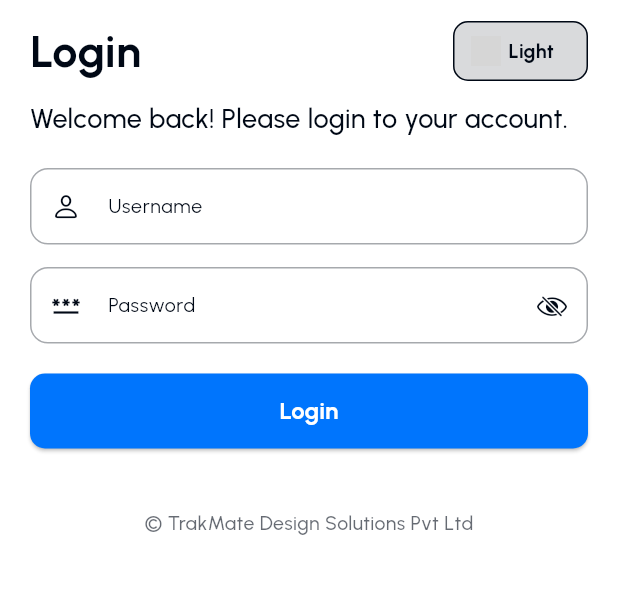
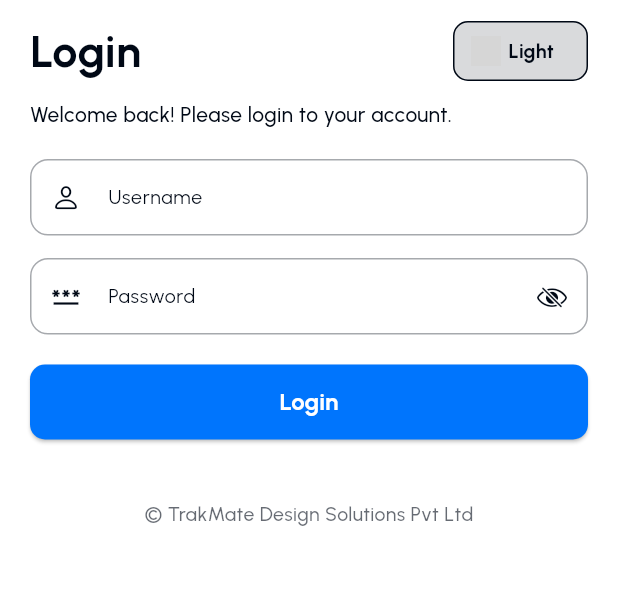
Before and after one commit to TrakMate/trakfleet, a Flutter app: the LoginScreen screen opened by its route, on a phone screen of 412 x 824 dp, the part 105-699 px from its top. Run offline on Flutter 3.47's test engine with Material 3 defaults, Android fonts, the phone set to English and light mode, and no system bars; our stand-ins replace dropdown_button2, equatable, fl_chart, flutter_bloc, flutter_map, go_router and 6 more; missing offline and left inert: dart:html, dart:ui_web, flutter_map_marker_cluster, svg_flutter; accounts and stored records are empty; grey boxes are pictures that could not be loaded.

Commit message:
Alpha v0.0.2(b)

```diff
--- a/lib/src/services/apiURL.dart
+++ b/lib/src/services/apiURL.dart
@@ -1,7 +1,7 @@
 class BaseURLConfig {
   //   static const String baseURL = 'http://192.168.1.68:8001';
   static const String baseURL =
-      'http://hero-trakmate.ap-south-1.elasticbeanstalk.com';
+      'https://hero-trakmate.ap-south-1.elasticbeanstalk.com';
 
   // login
   static const String loginApiURL = '$baseURL/api/signin';
--- a/lib/src/ui/screens/loginScreen.dart
+++ b/lib/src/ui/screens/loginScreen.dart
@@ -238,7 +238,7 @@ class _LoginScreenState extends State<LoginScreen> {
               Text(
                 'Welcome back! Please login to your account.',
                 style: GoogleFonts.urbanist(
-                  fontSize: 18,
+                  fontSize: 14,
                   fontWeight: FontWeight.w500,
                   color: isDark ? tWhite : tBlack,
                 ),
```
